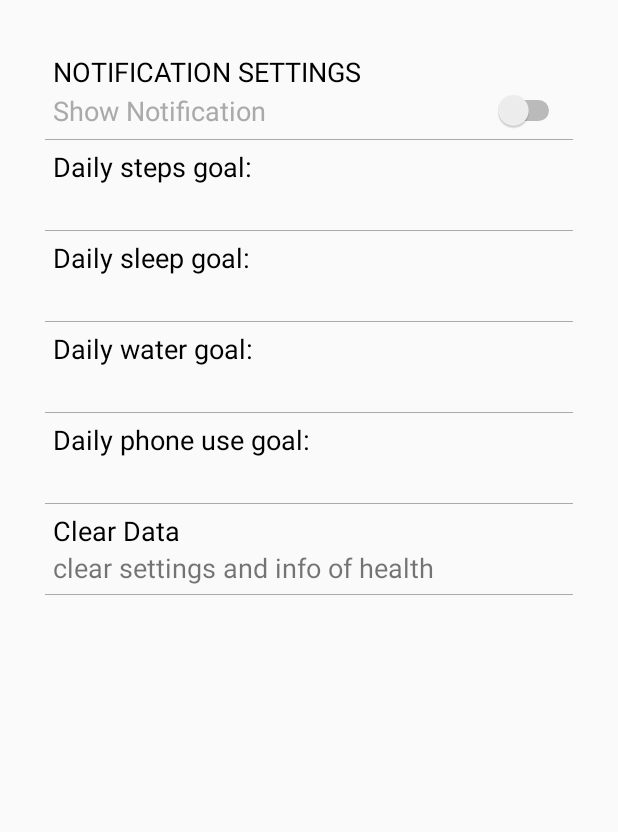
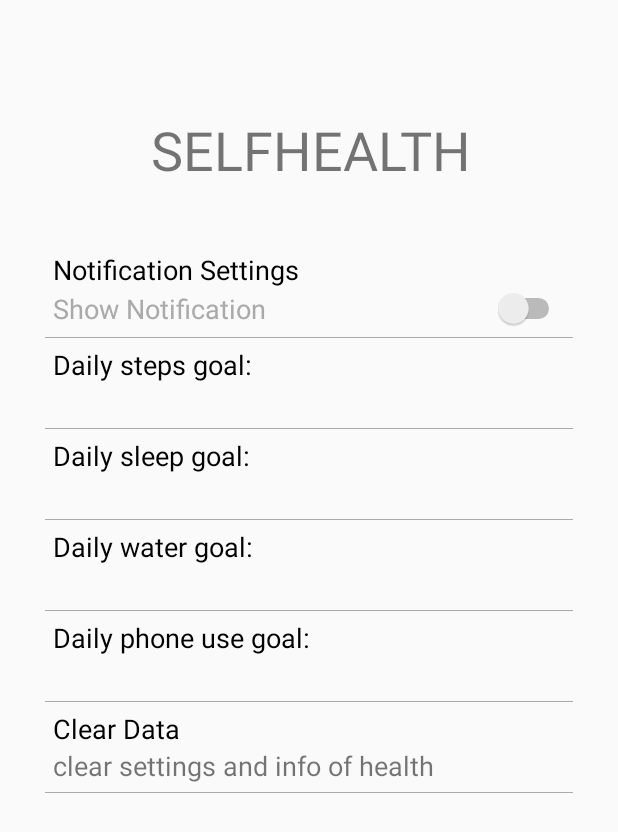
Before and after one commit to conwayok/SelfHealth, an Android app: the SettingsActivity screen opened directly, with no data from a screen before it, on a phone screen of 412 x 824 dp. Shown: the top 832 px of the screen. Run offline under Robolectric (Android 15) with nearby library versions, the phone set to English and light mode, and no system bars; 10 statements that could not run were skipped.

Commit message:
settings activity modify

```diff
--- a/android/app/src/main/java/com/eebrian123tw/kable2580/selfhealth/SettingsActivity.java
+++ b/android/app/src/main/java/com/eebrian123tw/kable2580/selfhealth/SettingsActivity.java
@@ -70,6 +70,7 @@ public class SettingsActivity extends AppCompatActivity implements View.OnClickL
                 try {
                     settings.setShowNotification(isChecked);
                     settingsDao.saveSettings(settings);
+                    setSettingsState();
                 } catch (JsonProcessingException e) {
                     e.printStackTrace();
                 }
@@ -240,6 +241,11 @@ public class SettingsActivity extends AppCompatActivity implements View.OnClickL
         try {
             settings = settingsDao.getSettings();
             showNotificationSwitch.setChecked(settings.isShowNotification());
+            if(settings.isShowNotification()){
+                showNotificationSwitch.setText("Show Notification");
+            }else {
+                showNotificationSwitch.setText("Hidden Notification");
+            }
             dailyStepsGoal.setText(Integer.toString(settings.getDailyStepsGoal()));
             dailySleepGoal.setText(Double.toString(settings.getDailySleepHoursGoal()));
             dailyPhoneUseGoal.setText(Double.toString(settings.getDailyPhoneUseHoursGoal()));
--- a/android/app/src/main/res/layout/activity_settings.xml
+++ b/android/app/src/main/res/layout/activity_settings.xml
@@ -6,14 +6,34 @@
     android:layout_height="match_parent"
     tools:context=".SettingsActivity">
 
+    <TextView
+        android:id="@+id/textView3"
+        android:layout_width="wrap_content"
+        android:layout_height="wrap_content"
+        android:layout_marginStart="2dp"
+        android:layout_marginTop="75dp"
+        android:text="@string/title"
+        android:textSize="36sp"
+        app:layout_constraintLeft_toLeftOf="parent"
+        app:layout_constraintRight_toRightOf="parent"
+        app:layout_constraintTop_toTopOf="parent" />
+
+    <ScrollView
+        android:layout_width="match_parent"
+        android:layout_height="wrap_content"
+        android:layout_marginTop="8dp"
+        app:layout_constraintTop_toBottomOf="@+id/textView3">
+
         <LinearLayout
             android:layout_width="match_parent"
             android:layout_height="wrap_content"
+            android:layout_marginBottom="8dp"
             android:orientation="vertical"
+            android:paddingBottom="30dp"
             android:paddingLeft="30dp"
+            android:paddingRight="30dp"
             android:paddingTop="30dp"
-        android:paddingRight="30dp"
-        android:paddingBottom="30dp">
+            app:layout_constraintBottom_toBottomOf="parent">
 
             <LinearLayout
                 android:layout_width="match_parent"
@@ -27,7 +47,7 @@
                     android:id="@+id/notification_settings_text"
                     android:layout_width="match_parent"
                     android:layout_height="wrap_content"
-                android:text="NOTIFICATION SETTINGS"
+                    android:text="Notification Settings"
                     android:textAlignment="viewStart"
                     android:textColor="@android:color/black"
                     android:textSize="18sp"
@@ -255,5 +275,6 @@
             </LinearLayout>
 
         </LinearLayout>
+    </ScrollView>
 
 </android.support.constraint.ConstraintLayout>
```
Lines whose indentation alone changed are shown as unchanged.
